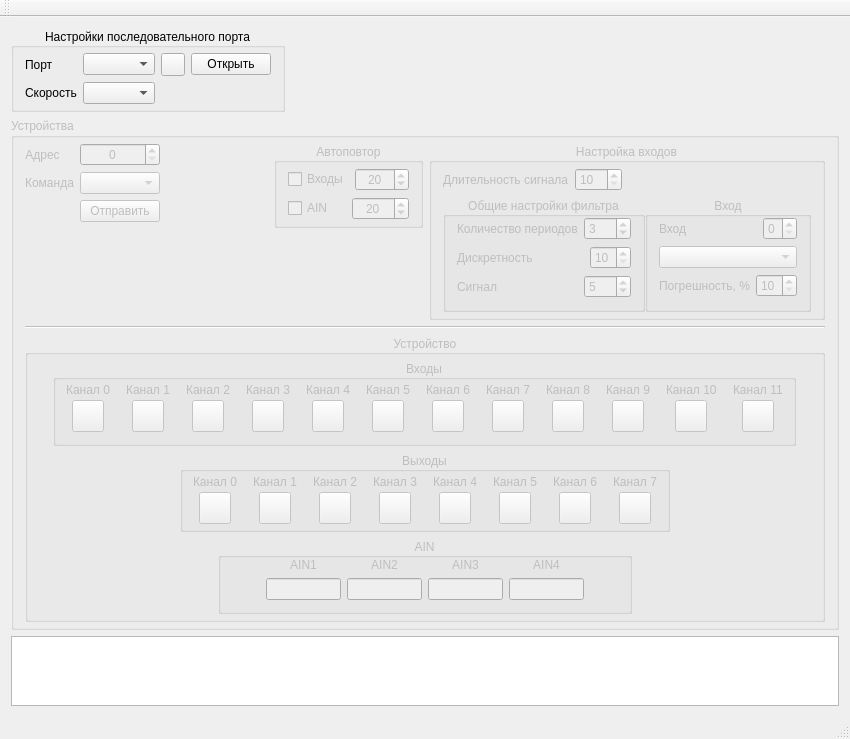
Qt form mainwindow.ui (vlarry/emulator) before a commit.
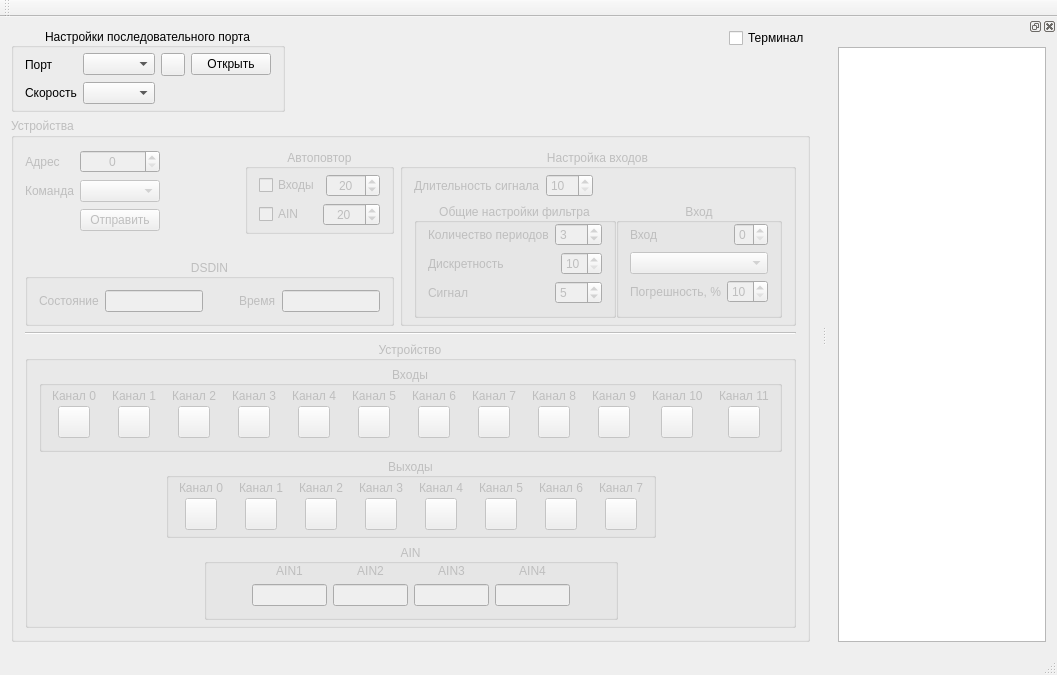
The same form after that commit. Icons and pictures are not drawn. Custom widgets are drawn as their Qt base class.

Commit message: Изменение интерфейса: окно терминала вынесено в док-панель; добавлена информация по входу DSDIN; добавлен чек бокс для открытия/закрытия терминала.

Patch:
```diff
--- a/mainwindow.ui
+++ b/mainwindow.ui
@@ -6,8 +6,8 @@
    <rect>
     <x>0</x>
     <y>0</y>
-    <width>850</width>
-    <height>704</height>
+    <width>1057</width>
+    <height>624</height>
    </rect>
   </property>
   <property name="windowTitle">
@@ -17,7 +17,9 @@
    <string/>
   </property>
   <widget class="QWidget" name="centralWidget">
-   <layout class="QVBoxLayout" name="verticalLayout_46">
+   <layout class="QVBoxLayout" name="verticalLayout_29">
+    <item>
+     <layout class="QHBoxLayout" name="horizontalLayout_18">
     <item>
      <layout class="QHBoxLayout" name="horizontalLayout_11">
       <item>
@@ -148,6 +150,32 @@
      </layout>
     </item>
     <item>
+       <layout class="QVBoxLayout" name="verticalLayout_5">
+        <item>
+         <widget class="QCheckBox" name="cboxTerminal">
+          <property name="text">
+           <string>Терминал</string>
+          </property>
+         </widget>
+        </item>
+        <item>
+         <spacer name="verticalSpacer_3">
+          <property name="orientation">
+           <enum>Qt::Vertical</enum>
+          </property>
+          <property name="sizeHint" stdset="0">
+           <size>
+            <width>20</width>
+            <height>40</height>
+           </size>
+          </property>
+         </spacer>
+        </item>
+       </layout>
+      </item>
+     </layout>
+    </item>
+    <item>
      <widget class="QGroupBox" name="groupDevices">
       <property name="enabled">
        <bool>false</bool>
@@ -161,20 +189,13 @@
       <property name="title">
        <string>Устройства</string>
       </property>
-      <layout class="QVBoxLayout" name="verticalLayout_45">
-       <property name="topMargin">
-        <number>5</number>
-       </property>
-       <property name="bottomMargin">
-        <number>5</number>
-       </property>
+      <layout class="QVBoxLayout" name="verticalLayout_28">
        <item>
-        <layout class="QHBoxLayout" name="horizontalLayout_18">
+        <layout class="QHBoxLayout" name="horizontalLayout_60">
          <item>
-          <layout class="QVBoxLayout" name="verticalLayout_5">
-           <property name="spacing">
-            <number>0</number>
-           </property>
+          <layout class="QVBoxLayout" name="verticalLayout_7">
+           <item>
+            <layout class="QHBoxLayout" name="horizontalLayout_34">
            <item>
             <layout class="QHBoxLayout" name="horizontalLayout">
              <item>
@@ -275,21 +296,6 @@
             </layout>
            </item>
            <item>
-            <spacer name="verticalSpacer">
-             <property name="orientation">
-              <enum>Qt::Vertical</enum>
-             </property>
-             <property name="sizeHint" stdset="0">
-              <size>
-               <width>20</width>
-               <height>40</height>
-              </size>
-             </property>
-            </spacer>
-           </item>
-          </layout>
-         </item>
-         <item>
           <spacer name="horizontalSpacer_12">
            <property name="orientation">
             <enum>Qt::Horizontal</enum>
@@ -303,8 +309,6 @@
           </spacer>
          </item>
          <item>
-          <layout class="QVBoxLayout" name="verticalLayout_7">
-           <item>
             <widget class="QGroupBox" name="gboxAutorepeat">
              <property name="enabled">
               <bool>false</bool>
@@ -385,19 +389,74 @@
              </layout>
             </widget>
            </item>
+            </layout>
+           </item>
            <item>
-            <spacer name="verticalSpacer_2">
+            <spacer name="verticalSpacer">
              <property name="orientation">
               <enum>Qt::Vertical</enum>
              </property>
              <property name="sizeHint" stdset="0">
               <size>
                <width>20</width>
-               <height>40</height>
+               <height>18</height>
               </size>
              </property>
             </spacer>
            </item>
+           <item>
+            <widget class="QGroupBox" name="groupBox_2">
+             <property name="title">
+              <string>DSDIN</string>
+             </property>
+             <property name="alignment">
+              <set>Qt::AlignCenter</set>
+             </property>
+             <layout class="QHBoxLayout" name="horizontalLayout_33">
+              <item>
+               <widget class="QLabel" name="lblStateDSIDIN">
+                <property name="text">
+                 <string>Состояние</string>
+                </property>
+               </widget>
+              </item>
+              <item>
+               <widget class="QLineEdit" name="leStateDSDIN">
+                <property name="maxLength">
+                 <number>50</number>
+                </property>
+               </widget>
+              </item>
+              <item>
+               <spacer name="horizontalSpacer_44">
+                <property name="orientation">
+                 <enum>Qt::Horizontal</enum>
+                </property>
+                <property name="sizeHint" stdset="0">
+                 <size>
+                  <width>40</width>
+                  <height>20</height>
+                 </size>
+                </property>
+               </spacer>
+              </item>
+              <item>
+               <widget class="QLabel" name="lblTimeDSDIN">
+                <property name="text">
+                 <string>Время</string>
+                </property>
+               </widget>
+              </item>
+              <item>
+               <widget class="QLineEdit" name="leTimeDSDIN">
+                <property name="maxLength">
+                 <number>8</number>
+                </property>
+               </widget>
+              </item>
+             </layout>
+            </widget>
+           </item>
           </layout>
          </item>
          <item>
@@ -3527,19 +3586,7 @@
       <zorder>groupDevice</zorder>
       <zorder>line</zorder>
       <zorder></zorder>
-     </widget>
-    </item>
-    <item>
-     <widget class="QPlainTextEdit" name="pteConsole">
-      <property name="sizePolicy">
-       <sizepolicy hsizetype="Expanding" vsizetype="Expanding">
-        <horstretch>0</horstretch>
-        <verstretch>0</verstretch>
-       </sizepolicy>
-      </property>
-      <property name="readOnly">
-       <bool>true</bool>
-      </property>
+      <zorder>groupBox_2</zorder>
      </widget>
     </item>
    </layout>
@@ -3563,6 +3610,28 @@
    </attribute>
   </widget>
   <widget class="QStatusBar" name="statusBar"/>
+  <widget class="QDockWidget" name="dwTerminal">
+   <attribute name="dockWidgetArea">
+    <number>2</number>
+   </attribute>
+   <widget class="QWidget" name="dockWidgetContents_2">
+    <layout class="QVBoxLayout" name="verticalLayout_15">
+     <item>
+      <widget class="QPlainTextEdit" name="pteConsole">
+       <property name="sizePolicy">
+        <sizepolicy hsizetype="Expanding" vsizetype="Expanding">
+         <horstretch>0</horstretch>
+         <verstretch>0</verstretch>
+        </sizepolicy>
+       </property>
+       <property name="readOnly">
+        <bool>true</bool>
+       </property>
+      </widget>
+     </item>
+    </layout>
+   </widget>
+  </widget>
  </widget>
  <layoutdefault spacing="6" margin="11"/>
  <customwidgets>
```
Left out of the diff: 2 changed lines with no effect on the pictures. Lines whose indentation alone changed are shown as unchanged. The commit also changes 1 other file.
